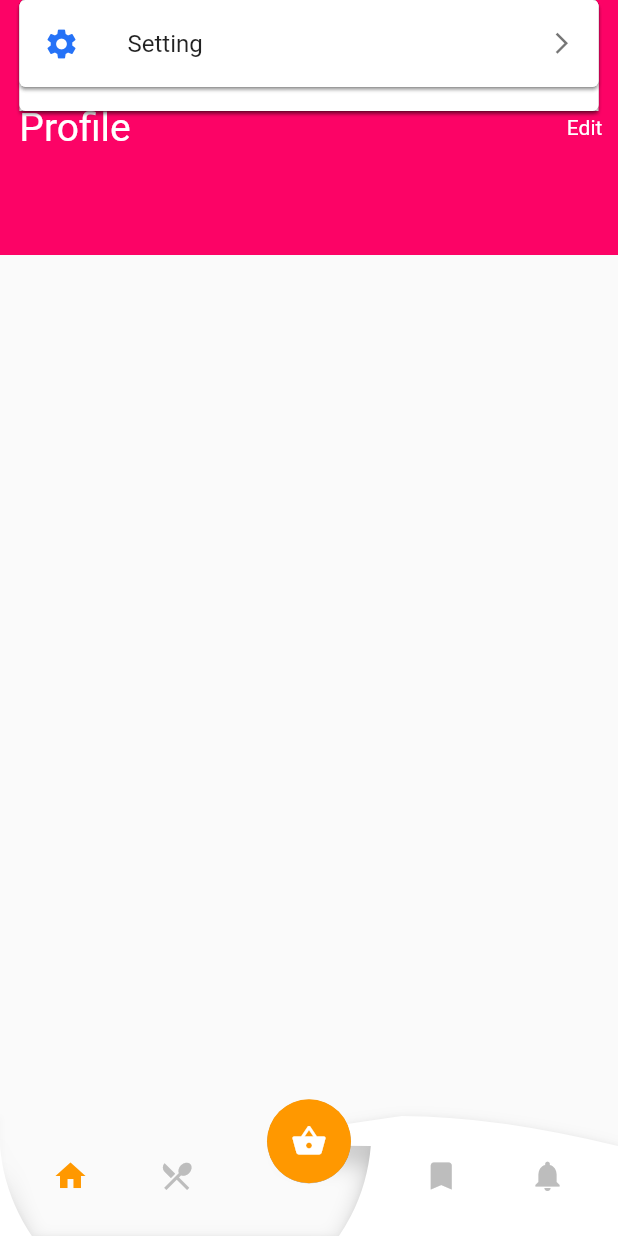
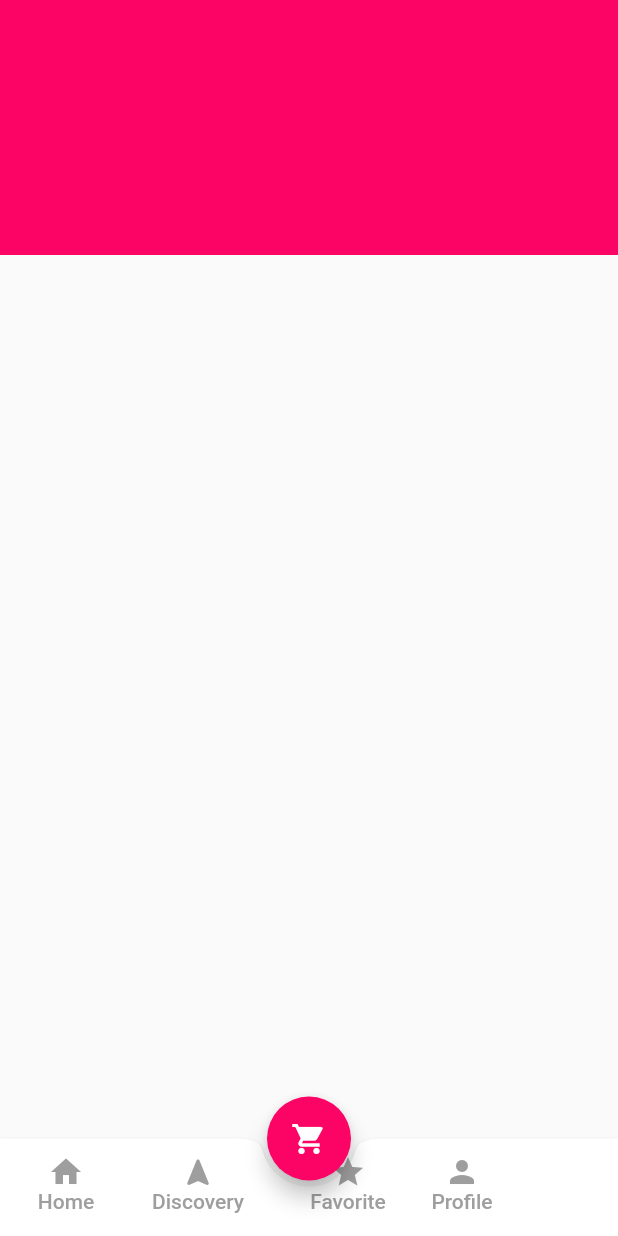
Before and after one commit to ShashiKha9/taskmp, a Flutter app: the screen it shows after launch, on a phone screen of 412 x 824 dp. Run offline on Flutter 3.47's test engine with Material 2 defaults, Android fonts, the phone set to English and light mode, and no system bars.

Commit message:
bottom navigation bar done completed

```diff
--- a/lib/main.dart
+++ b/lib/main.dart
@@ -3,7 +3,6 @@
 import 'package:flutter/cupertino.dart';
 import 'package:flutter/material.dart';
 import 'package:flutter/rendering.dart';
-import 'package:animated_bottom_navigation_bar/animated_bottom_navigation_bar.dart';
 
 void main() {
   runApp( MaterialApp(
@@ -27,84 +26,129 @@ class ProfileState extends State <Profile> {
   @override
 
   Widget build(BuildContext context) {
-    final Size size = MediaQuery.of(context).size;
+    // final Size size = MediaQuery.of(context).size;
 
-    var List = [Icons.home,Icons.camera_alt,Icons.arrow_forward,Icons.camera,];
     return Scaffold(
+      floatingActionButtonLocation: FloatingActionButtonLocation.centerDocked,
+      floatingActionButton: FloatingActionButton(
+        backgroundColor: Color(0xfffc0366),
+        onPressed: (){
 
-      // floatingActionButtonLocation: FloatingActionButtonLocation.centerDocked,
-      // bottomNavigationBar: AnimatedBottomNavigationBar.builder(
-      //   itemCount: List.length,
-      //   tabBuilder: (int index, bool isActive) {
-      //     final color = isActive ? Color(0xffFFA400) : Colors.white;
-      //     return Column(
-      //       mainAxisSize: MainAxisSize.min,
-      //       mainAxisAlignment: MainAxisAlignment.center,
-      //       children: [
-      //         Icon(
-      //           List[index],
-      //           size: 24,
-      //           color: color,
-      //         ),
-      //         const SizedBox(height: 4),
-      //         Padding(
-      //           padding: const EdgeInsets.symmetric(horizontal: 8),
-      //           child: Text(
-      //             "brightness $index",
-      //             maxLines: 1,
-      //             style: TextStyle(color: color),
-      //
-      //
-      //           ),
-      //         ),
-      //
-      //
-      //
-      //       ],
-      //     );
-      //   },
-      //   backgroundColor: Color(0xff373A36),
-      //   activeIndex: _bottomNavIndex,
-      //   splashColor: Color(0xffFFA400),
-      //   // notchAndCornersAnimation: animation,
-      //   splashSpeedInMilliseconds: 300,
-      //   notchSmoothness: NotchSmoothness.defaultEdge,
-      //   gapLocation: GapLocation.center,
-      //   leftCornerRadius: 32,
-      //   rightCornerRadius: 32,
-      //   onTap: (index) => setState(() => _bottomNavIndex = index),
-      // ),
-      //
-      //
-      //
-      //
-      //
-      //
-      //
-      //
+        },
+        child: Icon(Icons.shopping_cart),
+      ),
+
+      bottomNavigationBar: BottomAppBar(
+child: Container(
+  height: 65,
+  child: Row(
+    mainAxisSize: MainAxisSize.max,
+    children: [
+      FlatButton(onPressed: (){
+
+      },
+          padding: EdgeInsets.all(10.0),
+
+          child: Column(
+        children: [
+          Icon(Icons.home,color: Colors.grey,),
+          Text("Home",style: TextStyle(color: Colors.grey),)
+        ],
+      )),
+      FlatButton(onPressed: (){
+
+      },
+          padding: EdgeInsets.all(10),
+
+          child: Column(
+            children: [
+              Icon(Icons.navigation_rounded,color: Colors.grey,),
+              Text("Discovery",style: TextStyle(color: Colors.grey),)
+            ],
+          )),
+      FlatButton(onPressed: (){
+
+      },
+
+padding: EdgeInsets.only(left: 24,top: 10),
+          child: Column(
+            children: [
+              Icon(Icons.star,color: Colors.grey,),
+              Text("Favorite",style: TextStyle(color: Colors.grey),)
+            ],
+          )),
+      FlatButton(onPressed: (){
+
+      },
+          padding: EdgeInsets.all(10.0),
+
+          child: Column(
+            children: [
+              Icon(Icons.person,color: Colors.grey,),
+              Text("Profile",style: TextStyle(color: Colors.grey),)
+            ],
+          )),
+
+    ],
 
 
-      body:
-      Stack(
+  ),
+),
+
+
+        color: Colors.white,
+        elevation: 2.0,
+        shape: CircularNotchedRectangle(),
+      ),
+
+
+
+
+
+  body:Container(
+      height: 700,
+                child: Stack(
+                  alignment: Alignment.topCenter,
                    children: [
                      Container(
-            decoration: BoxDecoration(
-              gradient: LinearGradient(
-                begin: Alignment.center,
-                  end: Alignment.bottomCenter,
-                  colors:[Color(0xfffc0366),Color(0xfffc0366)]
-              )
+                       height: 170,
+                       color: Color(0xfffc0366)),
+                     Positioned(
+                       bottom: 0,
+
+                         child: Container(
+                           margin: EdgeInsets.all(30),
+                       height: 70,
+                       color: Colors.green,
+                     ))
+                   ],
+
                  ),
-            child: Container(
-              width: double.infinity,
-              height: 170,
-              child: Row(
-                mainAxisAlignment: MainAxisAlignment.spaceBetween,
-                children: [
-                  Text("  Profile",style: TextStyle(fontSize: 26,color: Colors.white),),
-                  Text("Edit   ",style: TextStyle(color: Colors.white),),
-
-                ],
+                 // child: Column(
+                 //   mainAxisAlignment: MainAxisAlignment.center,
+                 //   children: [
+                 //     Row(
+                 //         mainAxisAlignment: MainAxisAlignment.spaceBetween,
+                 //         children:[
+                 //           Text("Profile"),
+                 //           Text("Edit"),
+                 //         ]
+                 //     ),
+                 //     Stack(
+                 //       children: [
+                 //         Positioned(
+                 //             child:
+                 //         Container(
+                 //           height: 100,
+                 //           color: Colors.black,
+                 //         )
+                 //         )
+                 //       ],
+                 //
+                 //     )
+                 //
+                 //   ],
+                 // ),
 
 
                   ),
@@ -112,196 +156,206 @@ class ProfileState extends State <Profile> {
 
 
 
-            ),
 
 
 
-          ),
-
-
-          SizedBox(
-            height: 18,
-          ),
-          Card(
-            shape: RoundedRectangleBorder(
-              borderRadius: BorderRadius.only(topLeft: Radius.circular(8),topRight: Radius.circular(8))
-            ),
-            margin: EdgeInsets.symmetric(horizontal: 13),
-            child: ExpansionTile(
-                title: Text("Payment cards",style: TextStyle(fontWeight: FontWeight.w700),),
-              subtitle: Text("Add a credit or debit card",style: TextStyle(color: Colors.grey[700]),),
-              trailing: Icon(Icons.arrow_forward_ios,size: 17,),
-            ),
-          ),
-          Divider(
-            height: 1,
-            thickness: 1,
-            indent: 15,
-            endIndent: 15,
-            color: Colors.grey[400],
-          ),
-          Card(
-            margin: EdgeInsets.symmetric(horizontal: 13),
-            child: ExpansionTile(
-              title: Text("Address",style: TextStyle(fontWeight: FontWeight.w700),),
-              subtitle: Text("Add or remove address",style: TextStyle(color: Colors.grey[700]),),
-              trailing: Icon(Icons.arrow_forward_ios,size: 17,),
-            ),
-          ),
-          Divider(
-            height: 1,
-            thickness: 1,
-            indent: 15,
-            endIndent: 15,
-            color: Colors.grey[400],
-          ),
-          Card(
-            margin: EdgeInsets.symmetric(horizontal: 13),
-            child: ExpansionTile(
-              title: Text("Refers Friends",style: TextStyle(fontWeight: FontWeight.w700),),
-              subtitle: Text(r"Get $10.00 FREE",style: TextStyle(color: Color(0xfffc0366))),
-              trailing: Icon(Icons.arrow_forward_ios,size: 17,),
-            ),
-          ),
-          Divider(
-            height: 1,
-            thickness: 1,
-            indent: 15,
-            endIndent: 15,
-            color: Colors.grey[400],
-          ),
-          Card(
-            margin: EdgeInsets.symmetric(horizontal: 13),
-            child: ExpansionTile(
-              leading: Icon(CupertinoIcons.question_circle_fill,color:Color(0xfffc0366) ,),
-              title: Text("Delivery support"),
-              trailing: Icon(Icons.arrow_forward_ios,size: 17,),
-            ),
-          ),
-          Divider(
-            height: 1,
-            thickness: 1,
-            indent: 15,
-            endIndent: 15,
-            color: Colors.grey[400],
-          ),
-          Card(
-            margin: EdgeInsets.symmetric(horizontal: 13),
-            child: ExpansionTile(
-              leading: Icon(Icons.settings,color: Color(0xff2572f7),),
-              title: Text("Setting",),
-              trailing: Icon(Icons.arrow_forward_ios,size: 17,),
-            ),
-          ),
-          Stack(
-            children: [
-              Positioned(
-                bottom: 0,
-                left: 0,
-                child: Container(
-                  width: size.width,
-                  height: 80,
-                  child: Stack(
-                    overflow: Overflow.visible,
-                    children: [
-                      CustomPaint(
-                        size: Size(size.width, 80),
-                        painter: BNBCustomPainter(),
-                      ),
-                      Center(
-                        heightFactor: 0.6,
-                        child: FloatingActionButton(backgroundColor: Colors.orange, child: Icon(Icons.shopping_basket), elevation: 0.1, onPressed: () {}),
-                      ),
-                      Container(
-                        width: size.width,
-                        height: 80,
-                        child: Row(
-                          mainAxisAlignment: MainAxisAlignment.spaceEvenly,
-                          children: [
-                            IconButton(
-                              icon: Icon(
-                                Icons.home,
-                                color: currentIndex == 0 ? Colors.orange : Colors.grey.shade400,
-                              ),
-                              onPressed: () {
-                                setBottomBarIndex(0);
-                              },
-                              splashColor: Colors.white,
-                            ),
-                            IconButton(
-                                icon: Icon(
-                                  Icons.restaurant_menu,
-                                  color: currentIndex == 1 ? Colors.orange : Colors.grey.shade400,
-
-                                ),
-                                onPressed: () {
-                                  setBottomBarIndex(1);
-                                }),
-                            Container(
-                              width: size.width * 0.20,
-                            ),
-                            IconButton(
-                                icon: Icon(
-                                  Icons.bookmark,
-                                  color: currentIndex == 2 ? Colors.orange : Colors.grey.shade400,
-                                ),
-                                onPressed: () {
-                                  setBottomBarIndex(2);
-                                }),
-                            IconButton(
-                                icon: Icon(
-                                  Icons.notifications,
-                                  color: currentIndex == 3 ? Colors.orange : Colors.grey.shade400,
-                                ),
-                                onPressed: () {
-                                  setBottomBarIndex(3);
-                                }),
-                          ],
-                        ),
-                      )
-                    ],
-                  ),
-                ),
-              )
-            ],
-          )
+    //
+    //
+    //
+    //
+    //
+    //       SizedBox(
+    //         height: 18,
+    //       ),
+    //       Positioned(
+    // bottom: 0,
+    //     right: 0,
+    //     child:  Card(
+    //         shape: RoundedRectangleBorder(
+    //             borderRadius: BorderRadius.only(topLeft: Radius.circular(8),topRight: Radius.circular(8))
+    //         ),
+    //         margin: EdgeInsets.symmetric(horizontal: 13),
+    //         child: ExpansionTile(
+    //           title: Text("Payment cards",style: TextStyle(fontWeight: FontWeight.w700),),
+    //           subtitle: Text("Add a credit or debit card",style: TextStyle(color: Colors.grey[700]),),
+    //           trailing: Icon(Icons.arrow_forward_ios,size: 17,),
+    //         ),
+    //       ),
+    //       ),
+    //
+    //       Divider(
+    //         height: 1,
+    //         thickness: 1,
+    //         indent: 15,
+    //         endIndent: 15,
+    //         color: Colors.grey[400],
+    //       ),
+    //
+    //       Card(
+    //         margin: EdgeInsets.symmetric(horizontal: 13),
+    //         child: ExpansionTile(
+    //           title: Text("Address",style: TextStyle(fontWeight: FontWeight.w700),),
+    //           subtitle: Text("Add or remove address",style: TextStyle(color: Colors.grey[700]),),
+    //           trailing: Icon(Icons.arrow_forward_ios,size: 17,),
+    //         ),
+    //       ),
+    //       Divider(
+    //         height: 1,
+    //         thickness: 1,
+    //         indent: 15,
+    //         endIndent: 15,
+    //         color: Colors.grey[400],
+    //       ),
+    //       Card(
+    //         margin: EdgeInsets.symmetric(horizontal: 13),
+    //         child: ExpansionTile(
+    //           title: Text("Refers Friends",style: TextStyle(fontWeight: FontWeight.w700),),
+    //           subtitle: Text(r"Get $10.00 FREE",style: TextStyle(color: Color(0xfffc0366))),
+    //           trailing: Icon(Icons.arrow_forward_ios,size: 17,),
+    //         ),
+    //       ),
+    //       Divider(
+    //         height: 1,
+    //         thickness: 1,
+    //         indent: 15,
+    //         endIndent: 15,
+    //         color: Colors.grey[400],
+    //       ),
+    //       Card(
+    //         margin: EdgeInsets.symmetric(horizontal: 13),
+    //         child: ExpansionTile(
+    //           leading: Icon(CupertinoIcons.question_circle_fill,color:Color(0xfffc0366) ,),
+    //           title: Text("Delivery support"),
+    //           trailing: Icon(Icons.arrow_forward_ios,size: 17,),
+    //         ),
+    //       ),
+    //       Divider(
+    //         height: 1,
+    //         thickness: 1,
+    //         indent: 15,
+    //         endIndent: 15,
+    //         color: Colors.grey[400],
+    //       ),
+    //       Card(
+    //         margin: EdgeInsets.symmetric(horizontal: 13),
+    //         child: ExpansionTile(
+    //           leading: Icon(Icons.settings,color: Color(0xff2572f7),),
+    //           title: Text("Setting",),
+    //           trailing: Icon(Icons.arrow_forward_ios,size: 17,),
+    //
+    //         ),
+    //       ),
 
 
 
 
+       // Stack(
+       //      children: [
+       //        Positioned(
+       //          bottom: 0,
+       //          left: 0,
+       //          child: Container(
+       //            width: size.width,
+       //            height: 65,
+       //            child: Stack(
+       //              overflow: Overflow.visible,
+       //              children: [
+       //                CustomPaint(
+       //                  size: Size(size.width, 80),
+       //                  painter: BNBCustomPainter(),
+       //                ),
+       //                Center(
+       //                  heightFactor: 0.6,
+       //                  child: FloatingActionButton(backgroundColor: Colors.red, child: Icon(Icons.shopping_basket), elevation: 0.1, onPressed: () {}),
+       //                ),
+       //                Container(
+       //                  width: size.width,
+       //                  height: 80,
+       //                  child: Row(
+       //                    mainAxisAlignment: MainAxisAlignment.spaceEvenly,
+       //                    children: [
+       //                      IconButton(
+       //                        icon: Icon(
+       //                          Icons.home,
+       //                          color: currentIndex == 0 ? Colors.red : Colors.grey.shade400,
+       //                        ),
+       //
+       //                        onPressed: () {
+       //                          setBottomBarIndex(0);
+       //                        },
+       //                        splashColor: Colors.white,
+       //                      ),
+       //                      IconButton(
+       //                          icon: Icon(
+       //                            Icons.restaurant_menu,
+       //                            color: currentIndex == 1 ? Colors.red : Colors.grey.shade400,
+       //
+       //                          ),
+       //                          onPressed: () {
+       //                            setBottomBarIndex(1);
+       //                          }),
+       //                      Container(
+       //                        width: size.width * 0.20,
+       //                      ),
+       //                      IconButton(
+       //                          icon: Icon(
+       //                            Icons.bookmark,
+       //                            color: currentIndex == 2 ? Colors.red : Colors.grey.shade400,
+       //                          ),
+       //                          onPressed: () {
+       //                            setBottomBarIndex(2);
+       //                          }),
+       //                      IconButton(
+       //                          icon: Icon(
+       //                            Icons.notifications,
+       //                            color: currentIndex == 3 ? Colors.red : Colors.grey.shade400,
+       //                          ),
+       //                          onPressed: () {
+       //                            setBottomBarIndex(3);
+       //                          }),
+       //                    ],
+       //                  ),
+       //                )
+       //              ],
+       //            ),
+       //          ),
+       //        )
+       //      ],
+       //    )
 
-        ],
-      ),
+
+
+
 
     );
 
   }
 }
 
-class BNBCustomPainter extends CustomPainter {
-  @override
-  void paint(Canvas canvas, Size size) {
-    Paint paint = new Paint()
-      ..color = Colors.white
-      ..style = PaintingStyle.fill;
-
-    Path path = Path();
-    path.moveTo(0, 0); // Start
-    path.quadraticBezierTo(size.width * 0.0, 0, size.width * 0.0, 0);
-    path.quadraticBezierTo(size.width * 0.0, 0, size.width * 0.0, 0);
-    path.arcToPoint(Offset(size.width * 0.60, 20), radius: Radius.circular(10.0), clockwise: false);
-    path.quadraticBezierTo(size.width * 0.30, 20, size.width * 0.65, 0);
-    path.quadraticBezierTo(size.width * 0.80, 0, size.width, 20);
-    path.lineTo(size.width, size.height);
-    path.lineTo(0, size.height);
-    path.close();
-    path.lineTo(0, 0);
-    canvas.drawShadow(path, Colors.black, 5, true);
-    canvas.drawPath(path, paint);
-  }
-
-  @override
-  bool shouldRepaint(CustomPainter oldDelegate) {
-    return false;
-  }
-}
+// class BNBCustomPainter extends CustomPainter {
+//   @override
+//   void paint(Canvas canvas, Size size) {
+//     Paint paint = new Paint()
+//       ..color = Colors.white
+//       ..style = PaintingStyle.fill;
+//
+//     Path path = Path();
+//     path.moveTo(10, 10); // Start
+//     path.quadraticBezierTo(size.width * 0.0, 0, size.width * 0.0, 0);
+//     path.quadraticBezierTo(size.width * 0.0, 0, size.width * 0.40, 20);
+//     path.arcToPoint(Offset(size.width * 0.20, 20), radius: Radius.circular(10.0), clockwise: false);
+//     path.quadraticBezierTo(size.width * 0.20, 20, size.width * 0.65, 0);
+//     path.quadraticBezierTo(size.width * 0.20, 0, size.width, 20);
+//     path.lineTo(size.width, size.height);
+//     path.lineTo(0, size.height);
+//     path.close();
+//     path.lineTo(0, 0);
+//     canvas.drawShadow(path, Colors.black, 5, true);
+//     canvas.drawPath(path, paint);
+//   }
+//
+//   @override
+//   bool shouldRepaint(CustomPainter oldDelegate) {
+//     return false;
+//   }
+// }
--- /dev/null
+++ b/lib/new.dart
@@ -0,0 +1,73 @@
+
+
+import 'package:flutter/cupertino.dart';
+import 'package:flutter/material.dart';
+import 'package:flutter/rendering.dart';
+
+void main() {
+  runApp( MaterialApp(
+      home:New()));
+}
+class New extends StatefulWidget{
+  ProfileState createState()=> ProfileState();
+}
+
+class ProfileState extends State <New> {
+
+  // This widget is the root of your application.
+
+  @override
+
+  Widget build(BuildContext context) {
+    // final Size size = MediaQuery.of(context).size;
+
+    return Scaffold(
+
+        body:
+        Stack(
+            children: [
+        Container(
+        decoration: BoxDecoration(
+        gradient: LinearGradient(
+            begin: Alignment.center,
+            end: Alignment.bottomCenter,
+            colors:[Color(0xfffc0366),Color(0xfffc0366)]
+        )
+    ),
+    child: Container(
+    width: double.infinity,
+    height: 170,
+    child: Row(
+    mainAxisAlignment: MainAxisAlignment.spaceBetween,
+    children: [
+    Text("  Profile",style: TextStyle(fontSize: 26,color: Colors.white),),
+    Text("Edit   ",style: TextStyle(color: Colors.white),),
+
+    ],
+
+
+    ),
+
+
+
+
+    ),
+
+
+    ),
+
+
+
+            ],
+
+
+        ),
+
+
+
+
+
+    );
+
+  }
+}
```
Lines whose indentation alone changed are shown as unchanged.
